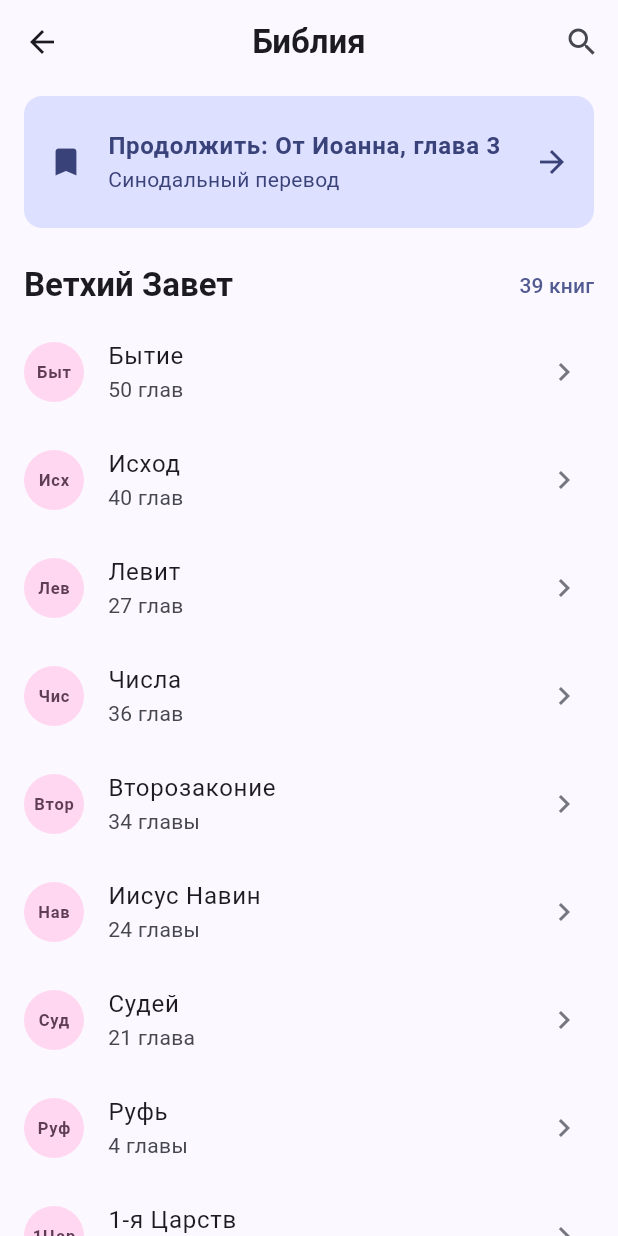
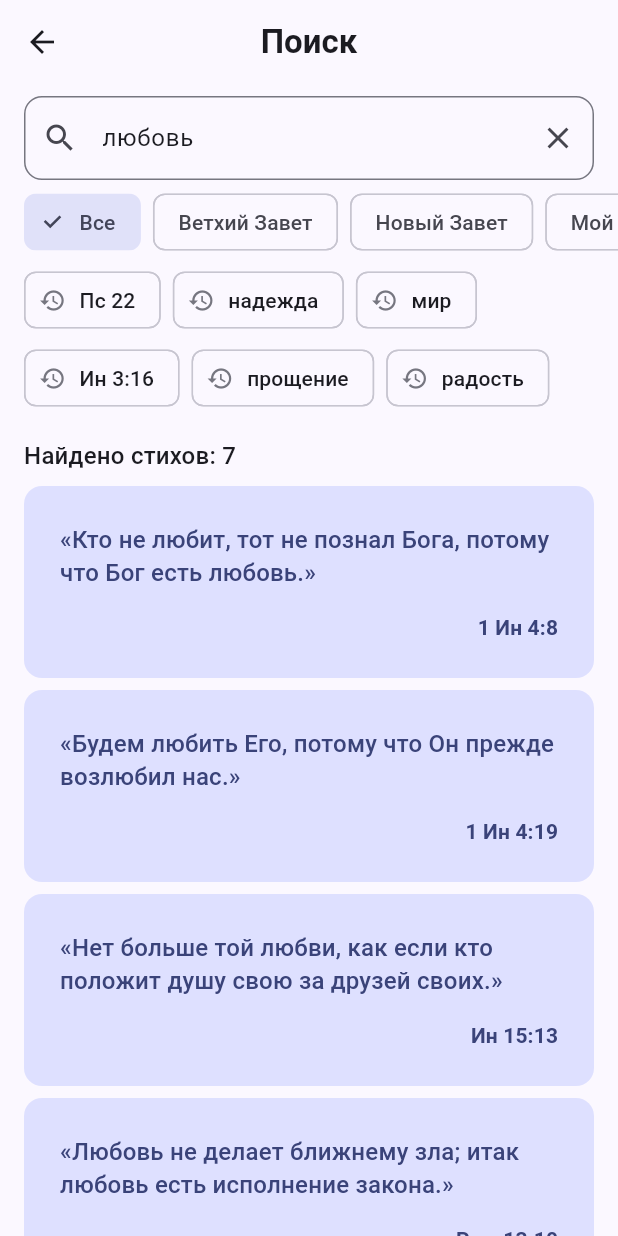
Before and after one commit to NichitaOrmanji/bibly_app, a Flutter app: the BibleScreen screen opened directly, after a tap on the "search" icon, on a phone screen of 412 x 824 dp. Run offline on Flutter 3.47's test engine with Material 3 defaults, Android fonts, the phone set to English and light mode, and no system bars.

Commit message:
Экран «Поиск»: поле, фильтры, недавние запросы, результаты

```diff
--- a/lib/data/mock_data.dart
+++ b/lib/data/mock_data.dart
@@ -332,4 +332,51 @@ class MockData {
       prayers: 3,
     ),
   ];
+
+  // ---------- Поиск ----------
+
+  static const String searchQuery = 'любовь';
+
+  static const List<String> recentSearches = [
+    'Пс 22',
+    'надежда',
+    'мир',
+    'Ин 3:16',
+    'прощение',
+    'радость',
+  ];
+
+  /// Результаты по запросу «любовь» (Синодальный перевод).
+  static const List<Verse> searchResults = [
+    Verse(
+      text: 'Кто не любит, тот не познал Бога, потому что Бог есть любовь.',
+      reference: '1 Ин 4:8',
+    ),
+    Verse(
+      text: 'Будем любить Его, потому что Он прежде возлюбил нас.',
+      reference: '1 Ин 4:19',
+    ),
+    Verse(
+      text: 'Нет больше той любви, как если кто положит душу свою '
+          'за друзей своих.',
+      reference: 'Ин 15:13',
+    ),
+    Verse(
+      text: 'Любовь не делает ближнему зла; итак любовь есть '
+          'исполнение закона.',
+      reference: 'Рим 13:10',
+    ),
+    Verse(
+      text: 'Более же всего имейте усердную любовь друг ко другу, потому что '
+          'любовь покрывает множество грехов.',
+      reference: '1 Пет 4:8',
+    ),
+    Verse(
+      text: 'Любовь долготерпит, милосердствует, любовь не завидует, '
+          'любовь не превозносится, не гордится.',
+      reference: '1 Кор 13:4',
+    ),
+    // Стих дня тоже находится по этому запросу.
+    verseOfDay,
+  ];
 }
--- a/lib/screens/bible_screen.dart
+++ b/lib/screens/bible_screen.dart
@@ -6,6 +6,7 @@ import '../utils/app_constants.dart';
 import '../widgets/book_tile.dart';
 import '../widgets/section_header.dart';
 import 'chapter_screen.dart';
+import 'search_screen.dart';
 
 /// «Библия» — продолжить чтение и список всех книг,
 /// разделённый на Ветхий и Новый Завет.
@@ -28,7 +29,10 @@ class BibleScreen extends StatelessWidget {
           IconButton(
             tooltip: 'Поиск',
             icon: const Icon(Icons.search),
-            onPressed: () {},
+            onPressed: () => Navigator.push(
+              context,
+              MaterialPageRoute(builder: (_) => const SearchScreen()),
+            ),
           ),
         ],
       ),
--- a/lib/screens/my_day_screen.dart
+++ b/lib/screens/my_day_screen.dart
@@ -7,6 +7,7 @@ import '../widgets/daily_task_tile.dart';
 import '../widgets/section_header.dart';
 import '../widgets/verse_card.dart';
 import 'chapter_screen.dart';
+import 'search_screen.dart';
 
 /// «Мой день» — главный экран: приветствие, серия дней, стих дня
 /// и план на сегодня. Все данные из [MockData].
@@ -27,7 +28,10 @@ class MyDayScreen extends StatelessWidget {
           IconButton(
             tooltip: 'Поиск',
             icon: const Icon(Icons.search),
-            onPressed: () {},
+            onPressed: () => Navigator.push(
+              context,
+              MaterialPageRoute(builder: (_) => const SearchScreen()),
+            ),
           ),
         ],
       ),
--- /dev/null
+++ b/lib/screens/search_screen.dart
@@ -0,0 +1,110 @@
+import 'package:flutter/material.dart';
+
+import '../data/mock_data.dart';
+import '../utils/app_constants.dart';
+import '../widgets/verse_card.dart';
+
+/// «Поиск» — поле поиска, фильтры, недавние запросы и результаты.
+/// Всё статично: показан готовый результат по запросу «любовь»,
+/// реальный поиск и фильтрация появятся в ЛР4.
+class SearchScreen extends StatelessWidget {
+  const SearchScreen({super.key});
+
+  static const List<String> _filters = [
+    'Все',
+    'Ветхий Завет',
+    'Новый Завет',
+    'Мой дневник',
+  ];
+
+  @override
+  Widget build(BuildContext context) {
+    final scheme = Theme.of(context).colorScheme;
+    final textTheme = Theme.of(context).textTheme;
+    const results = MockData.searchResults;
+
+    return Scaffold(
+      appBar: AppBar(title: const Text('Поиск')),
+      body: Column(
+        crossAxisAlignment: CrossAxisAlignment.start,
+        children: [
+          Padding(
+            padding: const EdgeInsets.fromLTRB(
+              AppConstants.paddingMedium,
+              AppConstants.paddingSmall,
+              AppConstants.paddingMedium,
+              0,
+            ),
+            // TextFormField здесь только ради initialValue — без Form
+            // и без validator, как требует ЛР2.
+            child: TextFormField(
+              initialValue: MockData.searchQuery,
+              decoration: const InputDecoration(
+                hintText: 'Слово, место или запись',
+                prefixIcon: Icon(Icons.search),
+                suffixIcon: Icon(Icons.close),
+              ),
+            ),
+          ),
+          // Фильтры — горизонтальная лента чипов, выбран первый.
+          SizedBox(
+            height: 56,
+            child: ListView.separated(
+              scrollDirection: Axis.horizontal,
+              padding: const EdgeInsets.symmetric(
+                horizontal: AppConstants.paddingMedium,
+                vertical: AppConstants.paddingSmall,
+              ),
+              itemCount: _filters.length,
+              separatorBuilder: (_, _) =>
+                  const SizedBox(width: AppConstants.paddingSmall),
+              itemBuilder: (context, i) => FilterChip(
+                label: Text(_filters[i]),
+                selected: i == 0,
+                onSelected: (_) {},
+              ),
+            ),
+          ),
+          Padding(
+            padding: const EdgeInsets.symmetric(
+              horizontal: AppConstants.paddingMedium,
+            ),
+            child: Wrap(
+              spacing: AppConstants.paddingSmall,
+              runSpacing: AppConstants.paddingSmall / 2,
+              children: [
+                for (final q in MockData.recentSearches)
+                  ActionChip(
+                    avatar: Icon(Icons.history, size: 18, color: scheme.outline),
+                    label: Text(q),
+                    onPressed: () {},
+                  ),
+              ],
+            ),
+          ),
+          Padding(
+            padding: const EdgeInsets.fromLTRB(
+              AppConstants.paddingMedium,
+              AppConstants.paddingMedium,
+              AppConstants.paddingMedium,
+              AppConstants.paddingSmall,
+            ),
+            child: Text(
+              'Найдено стихов: ${results.length}',
+              style: textTheme.titleMedium,
+            ),
+          ),
+          Expanded(
+            child: ListView.separated(
+              padding: const EdgeInsets.only(bottom: AppConstants.paddingLarge),
+              itemCount: results.length,
+              separatorBuilder: (_, _) =>
+                  const SizedBox(height: AppConstants.paddingSmall),
+              itemBuilder: (context, i) => VerseCard(verse: results[i]),
+            ),
+          ),
+        ],
+      ),
+    );
+  }
+}
```
Also changed, not shown: 3 other files.
